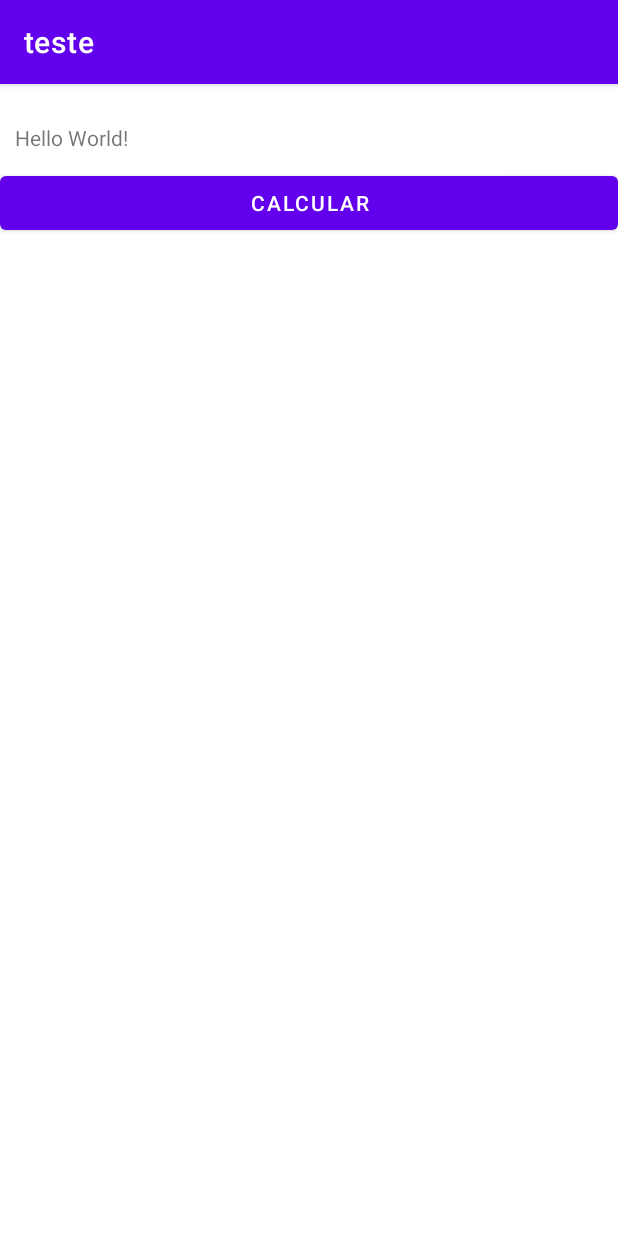
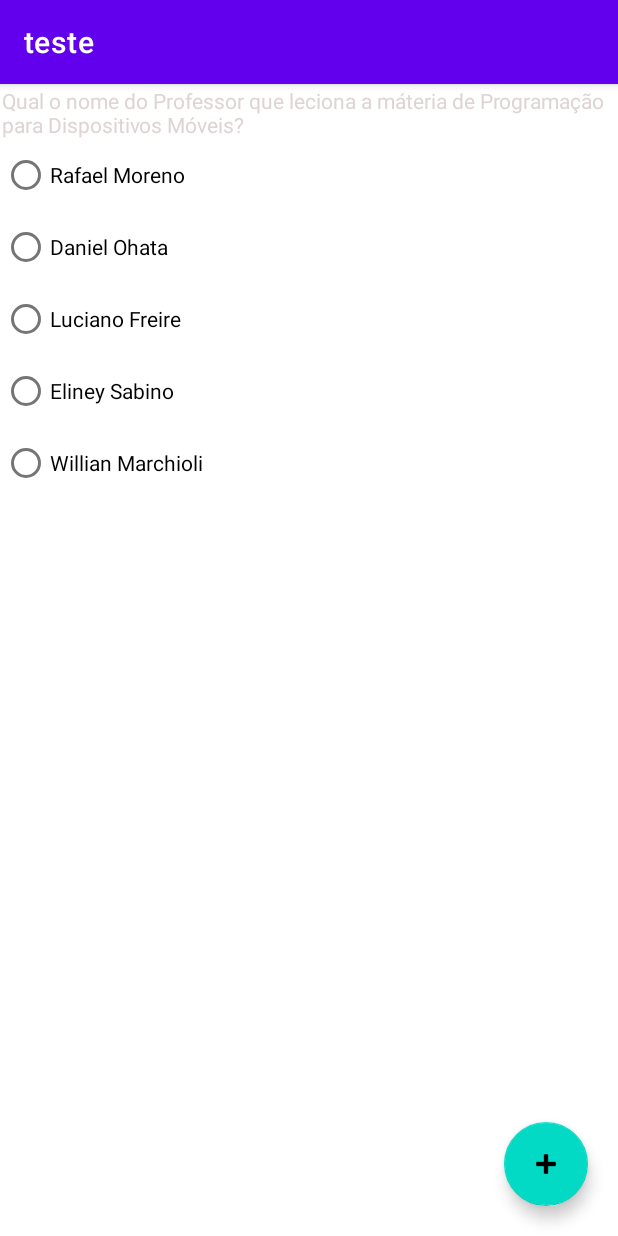
Before and after one commit to JaoGomess/AndroidTeste, an Android app: the screen it shows after launch (MainActivity), on a phone screen of 412 x 824 dp. Run offline under Robolectric (Android 15) with nearby library versions, the phone set to English and light mode, and no system bars.

Commit message:
Floating Action Button, questionario de perguntas e respostas

```diff
--- a/app/src/main/java/com/example/teste/MainActivity.java
+++ b/app/src/main/java/com/example/teste/MainActivity.java
@@ -3,22 +3,29 @@ package com.example.teste;
 import androidx.appcompat.app.AppCompatActivity;
 
 import android.os.Bundle;
+import android.view.View;
+import android.widget.RadioButton;
+import android.widget.RadioGroup;
+import android.widget.Toast;
 
 public class MainActivity extends AppCompatActivity {
 
-    Object[] Sexo = {"Feminino", "Masculino"};
+    RadioGroup groupProfessores;
 
     @Override
     protected void onCreate(Bundle savedInstanceState) {
         super.onCreate(savedInstanceState);
         setContentView(R.layout.activity_main);
+
+        groupProfessores = (RadioGroup)  findViewById(R.id.idGroup);
     }
 
 
-    public void buttonCalcular() {
-
+    public void floatButtonClick(View view) {
+        RadioButton radioSelecionado = (RadioButton)  findViewById(groupProfessores.getCheckedRadioButtonId());
+        if (radioSelecionado.getText().toString().equals("Rafael Moreno"))
+            Toast.makeText(this, "Resposta Correta!", Toast.LENGTH_SHORT).show();
+        else Toast.makeText(this, "Resposta Errada, quem leciona essa matéria é o Rafael Moreno", Toast.LENGTH_SHORT).show();
     }
 
-
-
 }
--- a/app/src/main/res/layout/activity_main.xml
+++ b/app/src/main/res/layout/activity_main.xml
@@ -6,30 +6,79 @@
     android:layout_height="match_parent"
     tools:context=".MainActivity">
 
-    <TextView
-        android:id="@+id/textView"
-        android:layout_width="0dp"
+    <com.google.android.material.floatingactionbutton.FloatingActionButton
+        android:id="@+id/floatingActionButton"
+        android:layout_width="wrap_content"
         android:layout_height="wrap_content"
-        android:layout_marginStart="10dp"
-        android:layout_marginTop="10dp"
-        android:layout_marginEnd="10dp"
-        android:layout_marginBottom="10dp"
-        android:text="Hello World!"
+        android:layout_marginEnd="20dp"
+        android:layout_marginBottom="20dp"
+        android:clickable="true"
+        android:onClick="floatButtonClick"
         app:layout_constraintBottom_toBottomOf="parent"
         app:layout_constraintEnd_toEndOf="parent"
-        app:layout_constraintHorizontal_bias="0.467"
-        app:layout_constraintStart_toStartOf="parent"
-        app:layout_constraintTop_toTopOf="parent"
-        app:layout_constraintVertical_bias="0.022" />
+        app:srcCompat="@android:drawable/ic_input_add" />
 
-    <Button
-        android:id="@+id/button_calcular"
+    <ScrollView
         android:layout_width="0dp"
-        android:layout_height="wrap_content"
-        android:layout_marginTop="10dp"
-        android:text="@string/button_name"
+        android:layout_height="0dp"
+        android:layout_marginStart="1dp"
+        android:layout_marginTop="1dp"
+        android:layout_marginEnd="1dp"
+        android:layout_marginBottom="1dp"
+        app:layout_constraintBottom_toBottomOf="parent"
         app:layout_constraintEnd_toEndOf="parent"
         app:layout_constraintStart_toStartOf="parent"
-        app:layout_constraintTop_toBottomOf="@+id/textView" />
+        app:layout_constraintTop_toTopOf="parent">
 
+        <LinearLayout
+            android:layout_width="match_parent"
+            android:layout_height="wrap_content"
+            android:orientation="vertical" >
+
+            <TextView
+                android:id="@+id/firstQuestion"
+                android:layout_width="match_parent"
+                android:layout_height="wrap_content"
+                android:text="@string/first_question"
+                android:textColor="#DFD4D4" />
+
+            <RadioGroup
+                android:id="@+id/idGroup"
+                android:layout_width="match_parent"
+                android:layout_height="match_parent">
+
+                <RadioButton
+                    android:id="@+id/idRafael"
+                    android:layout_width="match_parent"
+                    android:layout_height="wrap_content"
+                    android:text="@string/first_response" />
+
+                <RadioButton
+                    android:id="@+id/idOhata"
+                    android:layout_width="match_parent"
+                    android:layout_height="wrap_content"
+                    android:text="@string/first_response2" />
+
+                <RadioButton
+                    android:id="@+id/idLuciano"
+                    android:layout_width="match_parent"
+                    android:layout_height="wrap_content"
+                    android:text="@string/first_response3" />
+
+                <RadioButton
+                    android:id="@+id/idEliney"
+                    android:layout_width="match_parent"
+                    android:layout_height="wrap_content"
+                    android:text="@string/first_response4" />
+
+                <RadioButton
+                    android:id="@+id/idWillian"
+                    android:layout_width="match_parent"
+                    android:layout_height="wrap_content"
+                    android:text="@string/first_response5" />
+
+            </RadioGroup>
+
+        </LinearLayout>
+    </ScrollView>
 </androidx.constraintlayout.widget.ConstraintLayout>
--- a/app/src/main/res/values/strings.xml
+++ b/app/src/main/res/values/strings.xml
@@ -1,4 +1,11 @@
 <resources>
     <string name="app_name">teste</string>
     <string name="button_name">Calcular</string>
+    <string name="first_question">Qual o nome do Professor que leciona a máteria de  Programação para Dispositivos Móveis?</string>
+    <string name="first_response">Rafael Moreno</string>
+    <string name="first_response2">Daniel Ohata</string>
+    <string name="first_response3">Luciano Freire</string>
+    <string name="first_response4">Eliney Sabino</string>
+    <string name="first_response5">Willian Marchioli</string>
+    <string name="second_question">Calcular</string>
 </resources>
```
